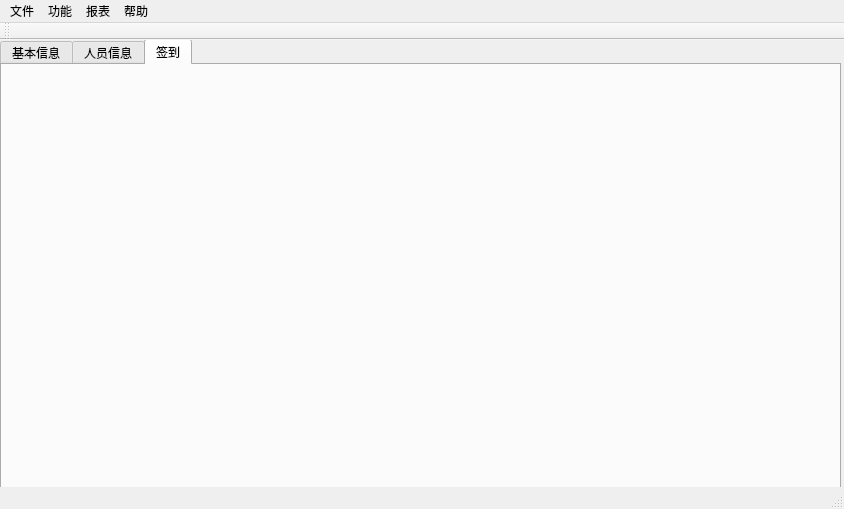
Above: mainwindow.ui from revive/YangManage before the change. Below: the same form after it.
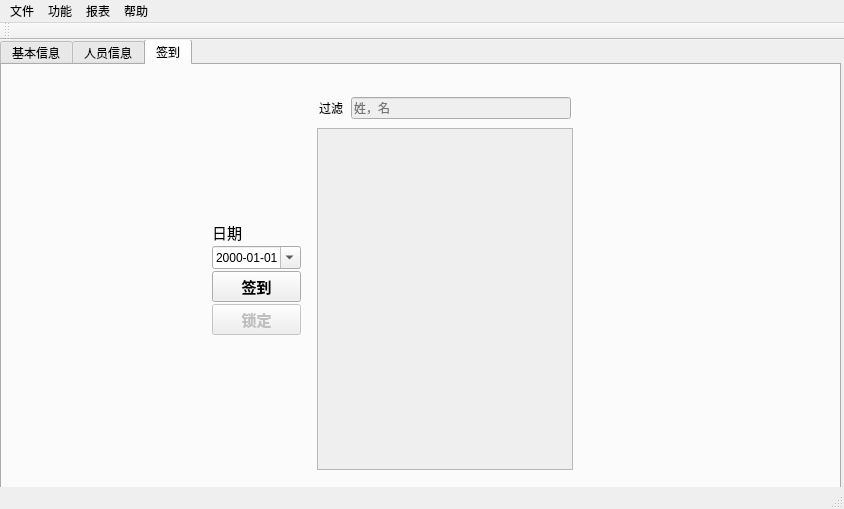
That is the form after the change. The open tabs and pages were chosen to show the change.

Commit message: The app can add person information, and perform sign in action.

Diff of the .ui file:
```diff
--- a/mainwindow.ui
+++ b/mainwindow.ui
@@ -395,6 +395,197 @@
      <attribute name="title">
       <string>签到</string>
      </attribute>
+     <widget class="QWidget" name="horizontalLayoutWidget">
+      <property name="geometry">
+       <rect>
+        <x>10</x>
+        <y>10</y>
+        <width>761</width>
+        <height>411</height>
+       </rect>
+      </property>
+      <layout class="QHBoxLayout" name="horizontalLayout">
+       <item>
+        <spacer name="horizontalSpacer_3">
+         <property name="orientation">
+          <enum>Qt::Horizontal</enum>
+         </property>
+         <property name="sizeHint" stdset="0">
+          <size>
+           <width>40</width>
+           <height>20</height>
+          </size>
+         </property>
+        </spacer>
+       </item>
+       <item>
+        <layout class="QVBoxLayout" name="verticalLayout_3">
+         <property name="spacing">
+          <number>2</number>
+         </property>
+         <property name="leftMargin">
+          <number>5</number>
+         </property>
+         <property name="rightMargin">
+          <number>5</number>
+         </property>
+         <property name="bottomMargin">
+          <number>5</number>
+         </property>
+         <item>
+          <spacer name="verticalSpacer_3">
+           <property name="orientation">
+            <enum>Qt::Vertical</enum>
+           </property>
+           <property name="sizeHint" stdset="0">
+            <size>
+             <width>20</width>
+             <height>40</height>
+            </size>
+           </property>
+          </spacer>
+         </item>
+         <item>
+          <widget class="QLabel" name="label_10">
+           <property name="sizePolicy">
+            <sizepolicy hsizetype="Preferred" vsizetype="Fixed">
+             <horstretch>0</horstretch>
+             <verstretch>0</verstretch>
+            </sizepolicy>
+           </property>
+           <property name="font">
+            <font>
+             <pointsize>11</pointsize>
+            </font>
+           </property>
+           <property name="text">
+            <string>日期</string>
+           </property>
+          </widget>
+         </item>
+         <item>
+          <widget class="QDateEdit" name="signDateEdit">
+           <property name="displayFormat">
+            <string>yyyy-MM-dd</string>
+           </property>
+           <property name="calendarPopup">
+            <bool>true</bool>
+           </property>
+          </widget>
+         </item>
+         <item>
+          <widget class="QPushButton" name="signInButton">
+           <property name="font">
+            <font>
+             <pointsize>11</pointsize>
+             <weight>75</weight>
+             <bold>true</bold>
+            </font>
+           </property>
+           <property name="text">
+            <string>签到</string>
+           </property>
+          </widget>
+         </item>
+         <item>
+          <widget class="QPushButton" name="lockButton">
+           <property name="enabled">
+            <bool>false</bool>
+           </property>
+           <property name="font">
+            <font>
+             <pointsize>11</pointsize>
+             <weight>75</weight>
+             <bold>true</bold>
+            </font>
+           </property>
+           <property name="text">
+            <string>锁定</string>
+           </property>
+          </widget>
+         </item>
+         <item>
+          <spacer name="verticalSpacer_2">
+           <property name="orientation">
+            <enum>Qt::Vertical</enum>
+           </property>
+           <property name="sizeHint" stdset="0">
+            <size>
+             <width>20</width>
+             <height>40</height>
+            </size>
+           </property>
+          </spacer>
+         </item>
+        </layout>
+       </item>
+       <item>
+        <layout class="QVBoxLayout" name="verticalLayout_4">
+         <property name="spacing">
+          <number>3</number>
+         </property>
+         <property name="margin">
+          <number>5</number>
+         </property>
+         <item>
+          <layout class="QHBoxLayout" name="horizontalLayout_2">
+           <property name="spacing">
+            <number>2</number>
+           </property>
+           <property name="margin">
+            <number>2</number>
+           </property>
+           <item>
+            <widget class="QLabel" name="label_9">
+             <property name="minimumSize">
+              <size>
+               <width>30</width>
+               <height>30</height>
+              </size>
+             </property>
+             <property name="text">
+              <string>过滤</string>
+             </property>
+            </widget>
+           </item>
+           <item>
+            <widget class="QLineEdit" name="filterEdit">
+             <property name="enabled">
+              <bool>false</bool>
+             </property>
+             <property name="placeholderText">
+              <string>姓，名</string>
+             </property>
+            </widget>
+           </item>
+          </layout>
+         </item>
+         <item>
+          <widget class="QTableView" name="activePersonView">
+           <property name="enabled">
+            <bool>false</bool>
+           </property>
+          </widget>
+         </item>
+        </layout>
+       </item>
+       <item>
+        <spacer name="horizontalSpacer_4">
+         <property name="orientation">
+          <enum>Qt::Horizontal</enum>
+         </property>
+         <property name="sizeHint" stdset="0">
+          <size>
+           <width>40</width>
+           <height>20</height>
+          </size>
+         </property>
+        </spacer>
+       </item>
+      </layout>
+     </widget>
+     <zorder>horizontalLayoutWidget</zorder>
+     <zorder>horizontalSpacer_4</zorder>
     </widget>
    </widget>
   </widget>
```
Left out of the diff: 19 changed lines with no effect on the pictures. The commit also changes 7 other files.
